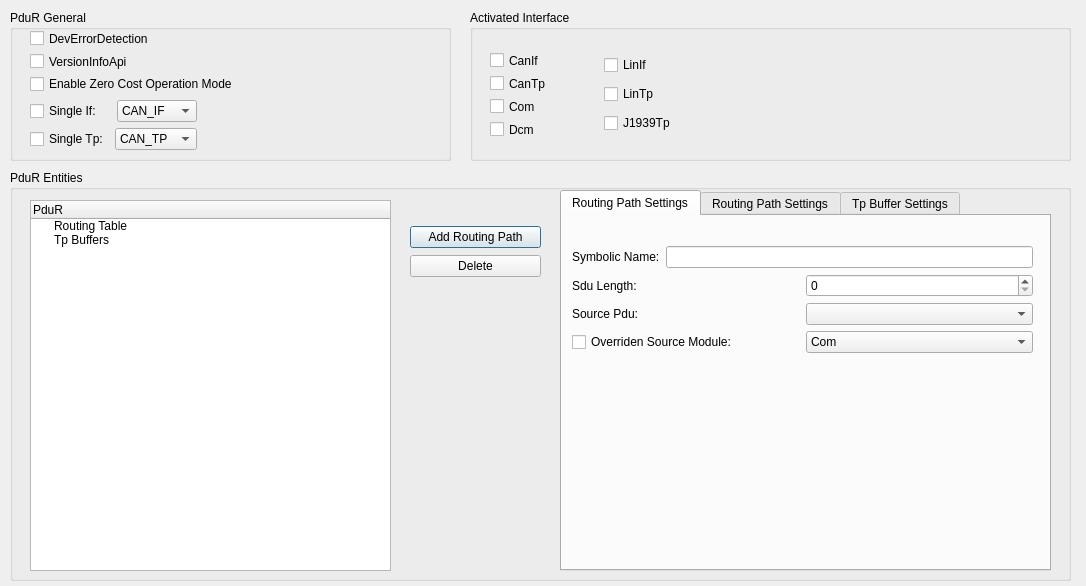
First picture: the form in tool/gainos-studio/ui/forms/cd_pdur.ui, repository parai/gainos-tk, before the edit.
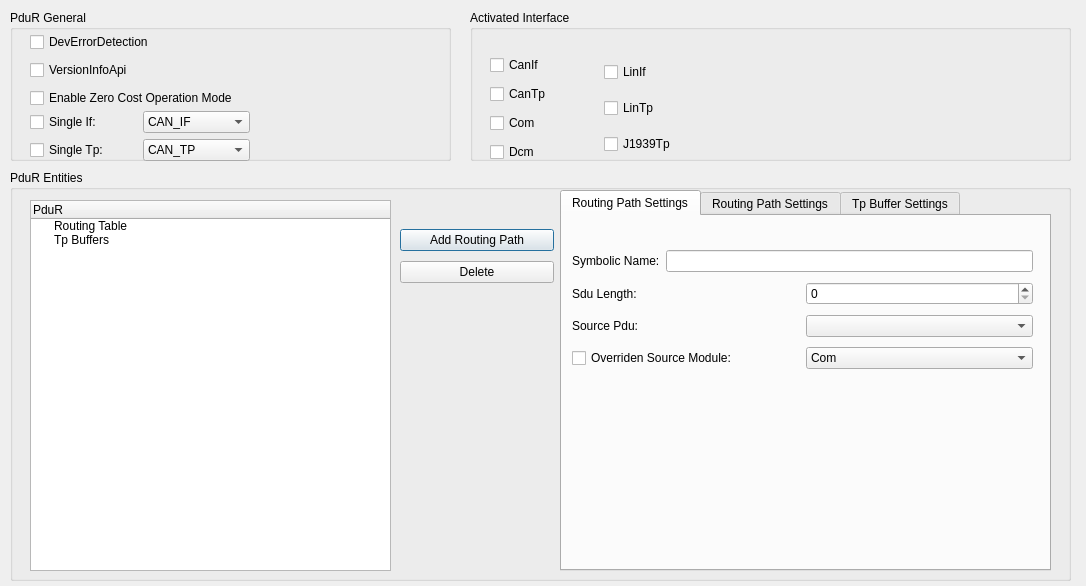
Second picture: the form after the edit.

```diff
--- a/tool/gainos-studio/ui/forms/cd_pdur.ui
+++ b/tool/gainos-studio/ui/forms/cd_pdur.ui
@@ -13,6 +13,9 @@
   <property name="windowTitle">
    <string>Pdu Router</string>
   </property>
+  <property name="styleSheet">
+   <string notr="true">font: 12pt &quot;Consolas&quot;;</string>
+  </property>
   <widget class="QGroupBox" name="groupBox_2">
    <property name="geometry">
     <rect>
@@ -84,7 +87,7 @@
         <x>10</x>
         <y>30</y>
         <width>461</width>
-        <height>108</height>
+        <height>128</height>
        </rect>
       </property>
       <layout class="QVBoxLayout" name="verticalLayout_3">
@@ -362,10 +365,10 @@
    <widget class="QWidget" name="layoutWidget">
     <property name="geometry">
      <rect>
-      <x>400</x>
+      <x>390</x>
       <y>55</y>
-      <width>131</width>
-      <height>54</height>
+      <width>154</width>
+      <height>62</height>
      </rect>
     </property>
     <layout class="QVBoxLayout" name="verticalLayout_2">
@@ -403,8 +406,8 @@
      <rect>
       <x>20</x>
       <y>20</y>
-      <width>211</width>
-      <height>62</height>
+      <width>304</width>
+      <height>83</height>
      </rect>
     </property>
     <layout class="QVBoxLayout" name="verticalLayout_10">
@@ -435,9 +438,9 @@
     <property name="geometry">
      <rect>
       <x>20</x>
-      <y>90</y>
-      <width>167</width>
-      <height>52</height>
+      <y>101</y>
+      <width>220</width>
+      <height>51</height>
      </rect>
     </property>
     <layout class="QVBoxLayout" name="verticalLayout_11">
@@ -517,7 +520,7 @@
       <x>20</x>
       <y>42</y>
       <width>221</width>
-      <height>86</height>
+      <height>114</height>
      </rect>
     </property>
     <layout class="QHBoxLayout" name="horizontalLayout">
```
Left out of the diff: 7 changed lines with no effect on the pictures.
